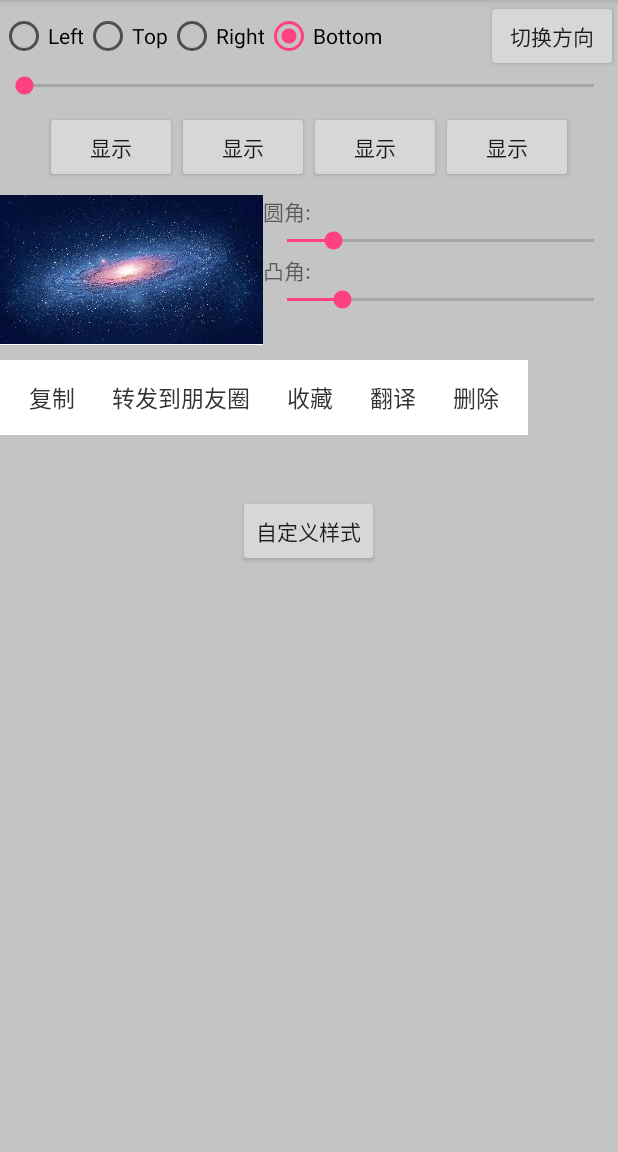
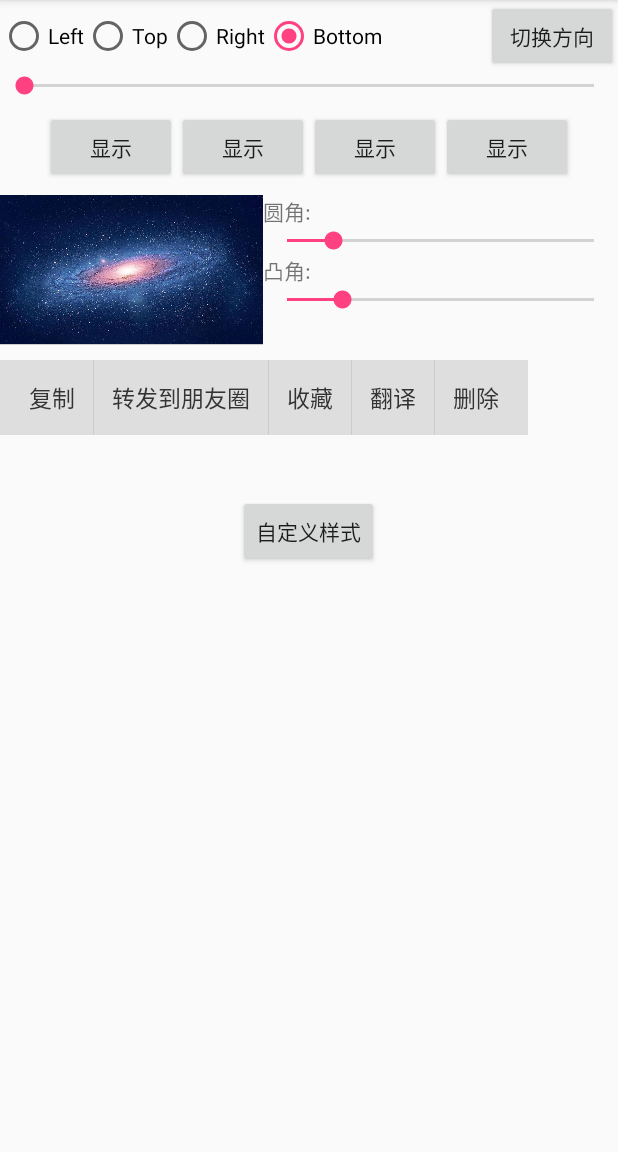
Before and after one commit to UserNameQC/PopupMenuView-master, an Android app: the screen it shows after launch (MainActivity), on a phone screen of 412 x 824 dp, the part 84-1236 px from its top. Run offline under Robolectric (Android 15) with nearby library versions, the phone set to English and light mode, and no system bars.

Commit message:
修改背景颜色

```diff
--- a/app/build.gradle
+++ b/app/build.gradle
@@ -1,12 +1,12 @@
 apply plugin: 'com.android.application'
 
 android {
-    compileSdkVersion 28
+    compileSdkVersion 29
 
     defaultConfig {
         applicationId "me.kareluo.popupmenuview"
         minSdkVersion 14
-        targetSdkVersion 28
+        targetSdkVersion 29
         versionCode 1
         versionName "1.0"
     }
@@ -19,6 +19,7 @@ android {
 }
 
 dependencies {
+    //noinspection GradleCompatible
     implementation 'com.android.support:appcompat-v7:28.0.0'
     implementation fileTree(dir: 'libs', include: ['*.jar'])
     testImplementation 'junit:junit:4.12'
--- a/app/src/main/java/me/kareluo/popupmenuview/MainActivity.java
+++ b/app/src/main/java/me/kareluo/popupmenuview/MainActivity.java
@@ -31,6 +31,8 @@ public class MainActivity extends AppCompatActivity implements View.OnClickListe
     private PopupMenuView mPopupMenuView;
 
     private PopupMenuView mCustomMenuView;
+
+    private OptionMenuView testOption;
 
     @Override
     protected void onCreate(Bundle savedInstanceState) {
@@ -118,6 +120,12 @@ public class MainActivity extends AppCompatActivity implements View.OnClickListe
                 new OptionMenu("收藏"), new OptionMenu("翻译"),
                 new OptionMenu("删除")));
 
+        testOption = new OptionMenuView(this);
+        testOption.setOptionMenus(Arrays.asList(
+                new OptionMenu("复制"), new OptionMenu("转发到朋友圈"),
+                new OptionMenu("收藏"), new OptionMenu("翻译"),
+                new OptionMenu("删除")));
+
 
         Path triangle = new Path();
         triangle.lineTo(32, 0);
--- a/app/src/main/res/layout/activity_main.xml
+++ b/app/src/main/res/layout/activity_main.xml
@@ -2,8 +2,7 @@
 <ScrollView xmlns:android="http://schemas.android.com/apk/res/android"
     xmlns:app="http://schemas.android.com/apk/res-auto"
     android:layout_width="match_parent"
-    android:layout_height="match_parent"
-    android:background="#c4c4c4">
+    android:layout_height="match_parent">
 
     <LinearLayout
         android:layout_width="match_parent"
--- a/popmenu/build.gradle
+++ b/popmenu/build.gradle
@@ -5,13 +5,13 @@ apply plugin: 'com.github.dcendents.android-maven'
 version = "1.1.0"
 
 android {
-    compileSdkVersion 28
+    compileSdkVersion 29
 
     resourcePrefix "kareluo_ui_"
 
     defaultConfig {
         minSdkVersion 14
-        targetSdkVersion 28
+        targetSdkVersion 29
         versionCode 110
         versionName version
     }
--- a/popmenu/src/main/java/me/kareluo/ui/PopLayout.java
+++ b/popmenu/src/main/java/me/kareluo/ui/PopLayout.java
@@ -78,19 +78,19 @@ public class PopLayout extends FrameLayout implements View.OnLayoutChangeListene
     private void initialize(Context context, AttributeSet attrs, int defStyleAttr) {
         TypedArray a = context.obtainStyledAttributes(attrs, R.styleable.PopLayout);
         mSiteMode = a.getInt(R.styleable.PopLayout_siteMode, SITE_BOTTOM);
-        mRadiusSize = a.getDimensionPixelSize(R.styleable.PopLayout_radiusSize,
-                getResources().getDimensionPixelSize(R.dimen.pop_radius));
+        mRadiusSize = a.getDimensionPixelSize(R.styleable.PopLayout_radiusSize, getResources().getDimensionPixelSize(R.dimen.pop_radius));
         mBulgeSize = a.getDimensionPixelSize(R.styleable.PopLayout_bulgeSize,
                 getResources().getDimensionPixelSize(R.dimen.bulge_size));
-        mOffset = a.getDimensionPixelSize(R.styleable.PopLayout_offsetSize, 0);
+        mOffset = a.getDimensionPixelOffset(R.styleable.PopLayout_offsetSize, 0);
         a.recycle();
 
         if (getBackground() == null) {
             // 需要设置背景，可能是因为没有背景Layout就不会去执行绘制操作
-            setBackgroundColor(Color.WHITE);
+            setBackgroundColor(Color.LTGRAY);
         }
 
         mPaint = new Paint(Paint.ANTI_ALIAS_FLAG);
+        mPaint.setColor(Color.LTGRAY);
         mPaint.setXfermode(MODE);
 
         mBulgePath = new Path();
--- a/popmenu/src/main/java/me/kareluo/ui/PopupView.java
+++ b/popmenu/src/main/java/me/kareluo/ui/PopupView.java
@@ -33,7 +33,7 @@ public class PopupView extends PopupWindow {
         mViewContext = context;
         setWidth(LayoutParams.WRAP_CONTENT);
         setHeight(LayoutParams.WRAP_CONTENT);
-        setBackgroundDrawable(new ColorDrawable(Color.WHITE));
+        setBackgroundDrawable(new ColorDrawable(Color.TRANSPARENT));
         setFocusable(true);
         setOutsideTouchable(true);
     }
--- a/popmenu/src/main/res/drawable/bg_menu.xml
+++ b/popmenu/src/main/res/drawable/bg_menu.xml
@@ -6,6 +6,6 @@
     </item>
 
     <item>
-        <color android:color="#ffffff" />
+        <color android:color="#dedede" />
     </item>
 </selector>
```
Also changed, not shown: popmenu/src/main/res/drawable/bg_menu_shape.xml (added, +8 -0 lines).
